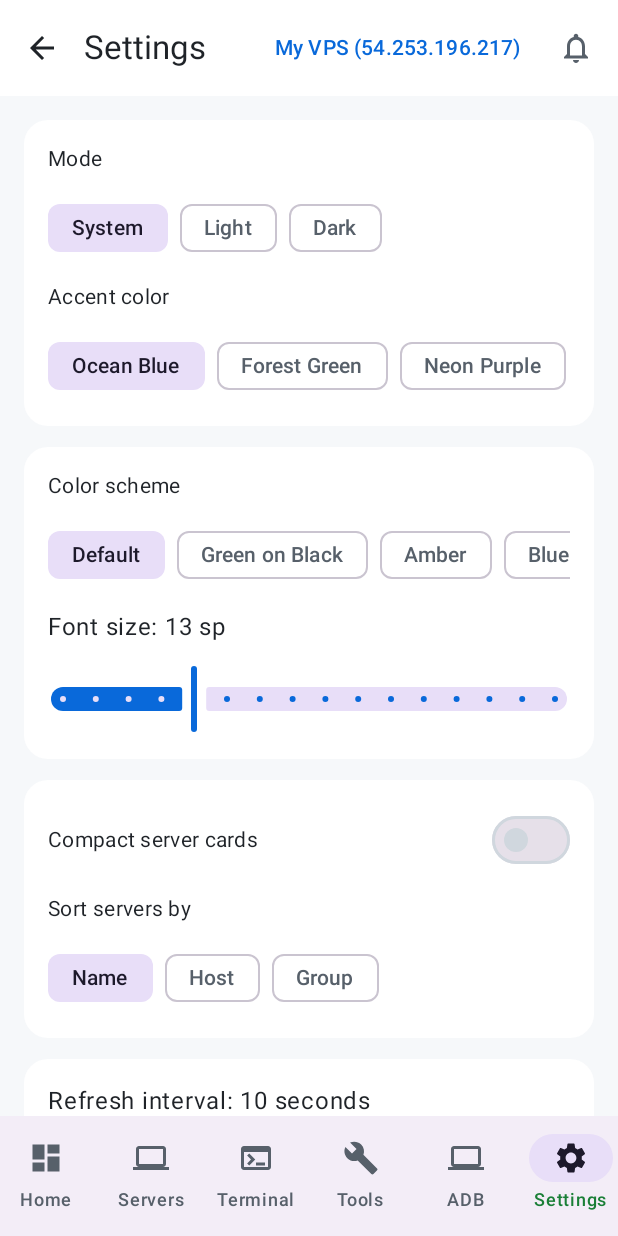
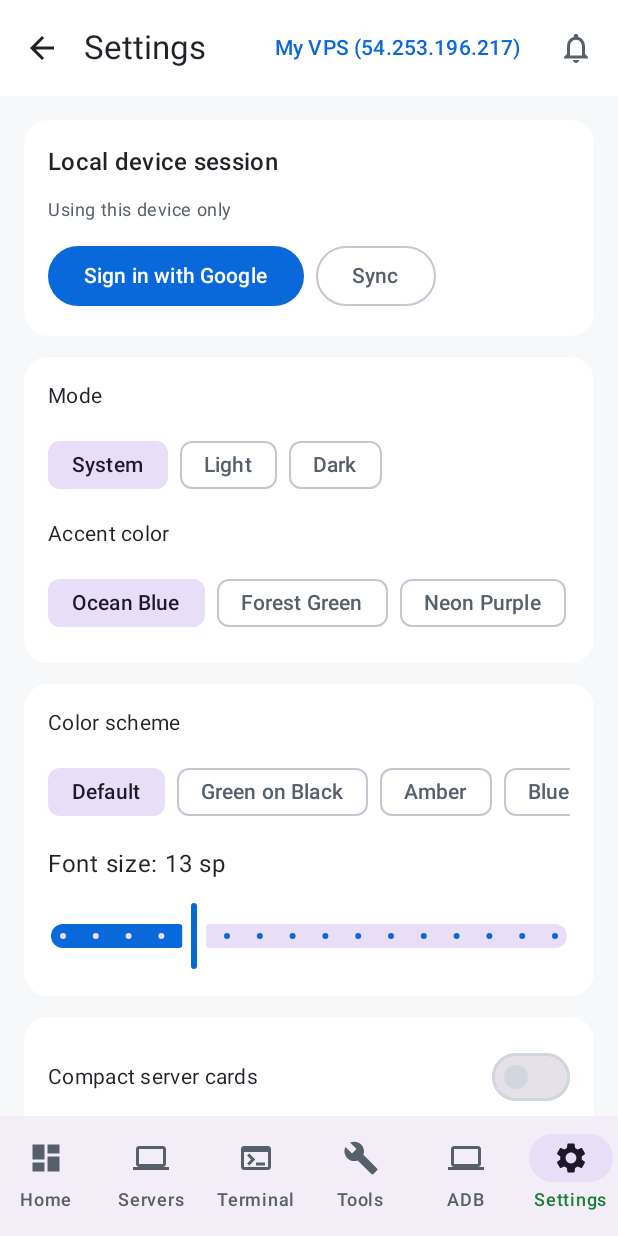
Before and after one commit to hiran-pavith/VPS-Console, an Android app built with Jetpack Compose: the SettingsScreen screen opened through its navigation route, on a phone screen of 412 x 824 dp. Run offline under Robolectric (Android 15) with nearby library versions, the phone set to English and light mode, and no system bars; our stand-ins replace Room's generated code; libraries missing offline, so code that uses them is left out: net.schmizz.sshj; 1 statement that could not run was skipped.

Commit message:
Auto-sync 2026-11-27T21:56:01Z

```diff
--- a/app/src/main/java/com/vpsconsole/app/MainActivity.kt
+++ b/app/src/main/java/com/vpsconsole/app/MainActivity.kt
@@ -1,6 +1,7 @@
 package com.vpsconsole.app
 
 import android.Manifest
+import android.content.Intent
 import android.content.pm.PackageManager
 import android.os.Build
 import android.os.Bundle
@@ -22,10 +23,13 @@ import androidx.core.app.ActivityCompat
 import androidx.fragment.app.FragmentActivity
 import androidx.lifecycle.Lifecycle
 import androidx.lifecycle.LifecycleEventObserver
+import androidx.lifecycle.lifecycleScope
 import com.vpsconsole.app.ui.LocalAppContainer
 import com.vpsconsole.app.ui.LockScreen
+import com.vpsconsole.app.ui.auth.LoginScreen
 import com.vpsconsole.app.ui.navigation.AppRoot
 import com.vpsconsole.app.ui.theme.VpsConsoleTheme
+import kotlinx.coroutines.launch
 
 class MainActivity : FragmentActivity() {
     companion object {
@@ -45,6 +49,9 @@ class MainActivity : FragmentActivity() {
         val settingsAtStart = container.settings.settings.value
         lockedState.value = savedInstanceState?.getBoolean(KEY_LOCKED)
             ?: (settingsAtStart.lockEnabled && container.secrets.isPinConfigured())
+        intent.data?.let { uri ->
+            lifecycleScope.launch { container.auth.handleRedirect(uri) }
+        }
 
         if (Build.VERSION.SDK_INT >= Build.VERSION_CODES.TIRAMISU &&
             ActivityCompat.checkSelfPermission(this, Manifest.permission.POST_NOTIFICATIONS) !=
@@ -55,18 +62,19 @@ class MainActivity : FragmentActivity() {
 
         setContent {
             val settings by container.settings.settings.collectAsState()
+            val authState by container.auth.state.collectAsState()
             var locked by lockedState
 
             VpsConsoleTheme(settings.themeMode, settings.accentColor) {
                 CompositionLocalProvider(LocalAppContainer provides container) {
                     Surface(Modifier.fillMaxSize(), color = MaterialTheme.colorScheme.background) {
-                        if (locked) {
-                            LockScreen(
+                        when {
+                            !authState.hasSession -> LoginScreen()
+                            locked -> LockScreen(
                                 onPinSuccess = { locked = false },
                                 onBiometric = { unlockBiometric { locked = false } }
                             )
-                        } else {
-                            AppRoot()
+                            else -> AppRoot()
                         }
                     }
                 }
@@ -89,6 +97,14 @@ class MainActivity : FragmentActivity() {
                 else -> Unit
             }
         })
+    }
+
+    override fun onNewIntent(intent: Intent) {
+        super.onNewIntent(intent)
+        setIntent(intent)
+        intent.data?.let { uri ->
+            lifecycleScope.launch { (application as VpsConsoleApp).container.auth.handleRedirect(uri) }
+        }
     }
 
     override fun onSaveInstanceState(outState: Bundle) {
--- a/app/src/main/java/com/vpsconsole/app/ui/extras/ToolsScreen.kt
+++ b/app/src/main/java/com/vpsconsole/app/ui/extras/ToolsScreen.kt
@@ -48,7 +48,9 @@ private val tools = listOf(
     ToolItem("Backups", "remote snapshots", Icons.Filled.Backup, Routes::backups),
     ToolItem("SSH tunnels", "local and remote forwarding", Icons.Filled.Tune, Routes::tunnels),
     ToolItem("ADB console", "reverse ports, shell, logs, files", Icons.Filled.Computer, Routes::adb),
-    ToolItem("Command library", "saved snippets", Icons.Filled.Terminal, Routes::scripts)
+    ToolItem("Command library", "saved snippets", Icons.Filled.Terminal, Routes::commands),
+    ToolItem("Notes", "server notes and global notes", Icons.Filled.Description) { Routes.notes },
+    ToolItem("Account & sync", "Google login, encrypted sync file", Icons.Filled.Backup) { Routes.sync }
 )
 
 @Composable
--- a/app/src/main/java/com/vpsconsole/app/ui/settings/SettingsScreen.kt
+++ b/app/src/main/java/com/vpsconsole/app/ui/settings/SettingsScreen.kt
@@ -31,12 +31,14 @@ import androidx.compose.runtime.remember
 import androidx.compose.runtime.rememberCoroutineScope
 import androidx.compose.runtime.setValue
 import androidx.compose.ui.Modifier
+import androidx.compose.ui.platform.LocalContext
 import androidx.compose.ui.text.input.KeyboardType
 import androidx.compose.ui.text.input.PasswordVisualTransformation
 import androidx.compose.ui.unit.dp
 import com.vpsconsole.app.core.formatTimestamp
 import com.vpsconsole.app.data.model.HostKeyPolicy
 import com.vpsconsole.app.ui.LocalAppContainer
+import com.vpsconsole.app.ui.components.BusyIndicator
 import com.vpsconsole.app.ui.components.ConfirmDialog
 import com.vpsconsole.app.ui.components.LabeledField
 import com.vpsconsole.app.ui.components.SectionCard
@@ -45,10 +47,12 @@ import com.vpsconsole.app.ui.theme.TerminalScheme
 import kotlinx.coroutines.launch
 
 @Composable
-fun SettingsScreen() {
+fun SettingsScreen(onOpenSync: () -> Unit = {}) {
     val container = LocalAppContainer.current
+    val context = LocalContext.current
     val settings by container.settings.settings.collectAsState()
     val knownHosts by container.knownHostRepo.hosts.collectAsState(emptyList())
+    val authState by container.auth.state.collectAsState()
     val scope = rememberCoroutineScope()
     var showPinDialog by remember { mutableStateOf(false) }
     var pinDialogForEnable by remember { mutableStateOf(false) }
@@ -61,6 +65,28 @@ fun SettingsScreen() {
         Modifier.fillMaxSize().verticalScroll(rememberScrollState()).padding(16.dp),
         verticalArrangement = Arrangement.spacedBy(14.dp)
     ) {
+        SectionCard(title = "Account & Sync") {
+            Text(
+                when {
+                    authState.isGoogle -> authState.email.ifBlank { authState.displayName }
+                    authState.hasSession -> "Local device session"
+                    else -> "Not signed in"
+                },
+                style = MaterialTheme.typography.titleMedium
+            )
+            if (authState.message.isNotBlank()) {
+                Text(authState.message, style = MaterialTheme.typography.bodySmall,
+                    color = MaterialTheme.colorScheme.onSurfaceVariant)
+            }
+            Row(horizontalArrangement = Arrangement.spacedBy(8.dp)) {
+                Button(onClick = { container.auth.startGoogleLogin(context) }) {
+                    Text(if (authState.isGoogle) "Switch Google account" else "Sign in with Google")
+                }
+                OutlinedButton(onClick = onOpenSync) { Text("Sync") }
+            }
+            if (authState.isLoading) BusyIndicator()
+        }
+
         SectionCard(title = "Appearance · Theme") {
             Text("Mode", style = MaterialTheme.typography.bodyMedium)
             Row(horizontalArrangement = Arrangement.spacedBy(8.dp)) {
```
Also changed, not shown: 1 other file.
